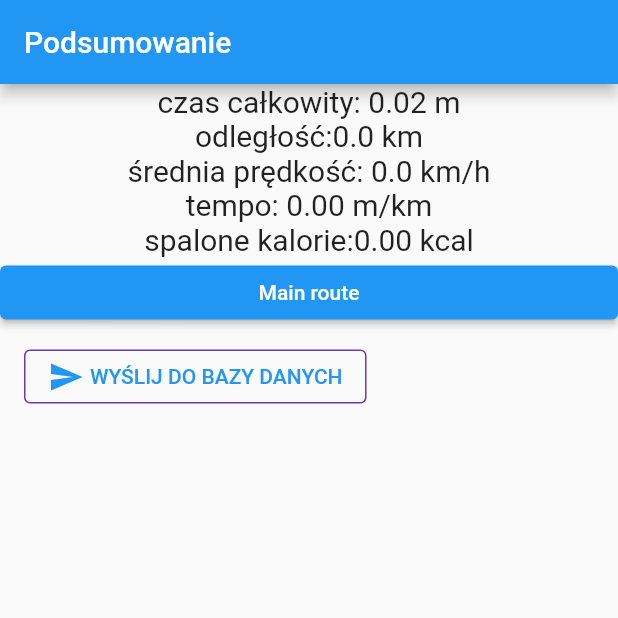
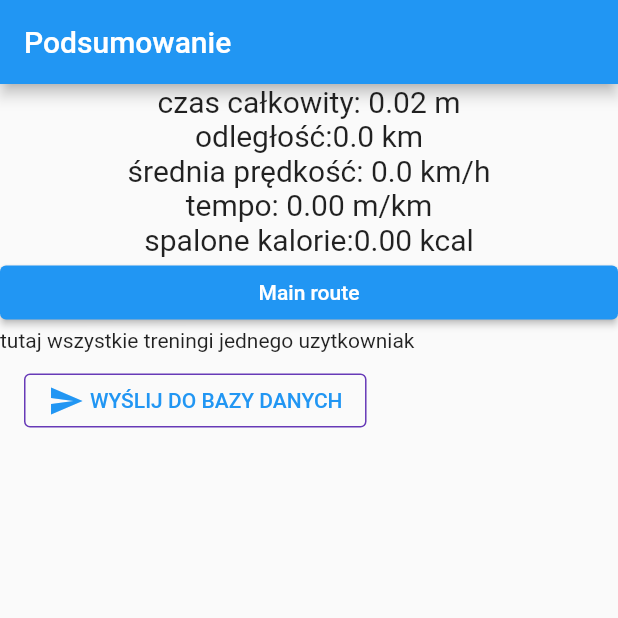
Before and after one commit to piotrnarecki/run4fun, a Flutter app: the TrainingView screen opened directly, after a tap on "Start", after a tap on "end training", on a phone screen of 412 x 824 dp, the top half of it. Run offline on Flutter 3.47's test engine with Material 2 defaults, Android fonts, the phone set to English and light mode, and no system bars; our stand-ins replace cloud_firestore, firebase_auth, firebase_core, geolocator, google_fonts, shared_preferences; accounts and stored records are empty.

Commit message:
dodalem poprawki drobne

```diff
--- a/lib/after_training_route.dart
+++ b/lib/after_training_route.dart
@@ -1,14 +1,12 @@
 import 'package:flutter/material.dart';
 import 'package:provider/provider.dart';
 import 'package:run4fun/training_on_map_route.dart';
-import 'package:run4fun/widgets.dart';
 
 import 'login_route.dart';
 
 import 'dart:core';
 import 'training_summary.dart';
 import 'trainingModel.dart';
-import 'widgets.dart';
 
 // W TEJ KLASIE BEDZIE WYSWIETLANE PODSUMOWANIE TRENINGU I DANE BEDA PRZESYLANE DO BAZY
 
@@ -21,9 +19,13 @@ class AfterTraining extends StatelessWidget {
   AfterTraining(TrainingModel trainingModel) : this.trainingModel = trainingModel;
   final TrainingModel trainingModel;
 
-
   List<String> trainingList = [];
 
+  void sendTrainingToDatabase() {
+    // dane treningu będą odczytywane z globalnej tablicy zapisanej w pamieci urzadzenia
+
+    // tutaj ma wysyłać trening do bazy danych trening
+  }
 
   List<String> getTrainingData(TrainingModel trainingModel) {
     var endDate = trainingModel.endDate;
@@ -52,7 +54,7 @@ class AfterTraining extends StatelessWidget {
 
   @override
   Widget build(BuildContext context) {
-    trainingList=getTrainingData(trainingModel);
+    // trainingList=
 
     return MaterialApp(
         debugShowCheckedModeBanner: false,
@@ -66,6 +68,16 @@ class AfterTraining extends StatelessWidget {
               child: ListView(children: [
                 TrainingSummary(trainingModel),
 
+                // ElevatedButton(
+                //   child: Text('see last training details'),
+                //   onPressed: () {
+                //     Navigator.push(
+                //       context,
+                //       MaterialPageRoute(builder: (context) => (TrainingOnMap())),
+                //     );
+                //   },
+                // ),
+
                 ElevatedButton(
                   child: Text('Main route'),
                   onPressed: () {
@@ -76,18 +88,37 @@ class AfterTraining extends StatelessWidget {
                   },
                 ),
 
+                Text("tutaj wszystkie treningi jednego uzytkowniak"),
+
+                // /***
+                //     ElevatedButton(
+                //     child: Text('Send training to database'),
+                //     onPressed: () {
+                //  */
                 Consumer<ApplicationState>(
                   builder: (context, appState, _) => Column(
                     crossAxisAlignment: CrossAxisAlignment.start,
                     children: [
-                    SizedBox(width: 8),
-                      GuestBook(addMessage: (String message) => appState.addMessageToGuestBook(message), messages: appState.guestBookMessages, trainingList: trainingList,
-                      )
-                  ]),
+                      GuestBook(
+                        addMessage: (String message) =>
+                            appState.addMessageToGuestBook(message),
+                        messages: appState.guestBookMessages,
+                        // trainingList: trainingList,
+                        // trainingList: ["trening","data","dystans"],
+                        trainingList: getTrainingData(trainingModel),
+                      ),
+                    ],
+                  ),
                 ),
+                /**
+                    sendTrainingToDatabase();
+                    }
+                    ),
+                 */
+
+
+
               ]),
-            )
-        )
-    );
+            )));
   }
 }
```
Also changed, not shown: lib/main.dart (+43 -42 lines), lib/training_route.dart (+14 -1 lines).
